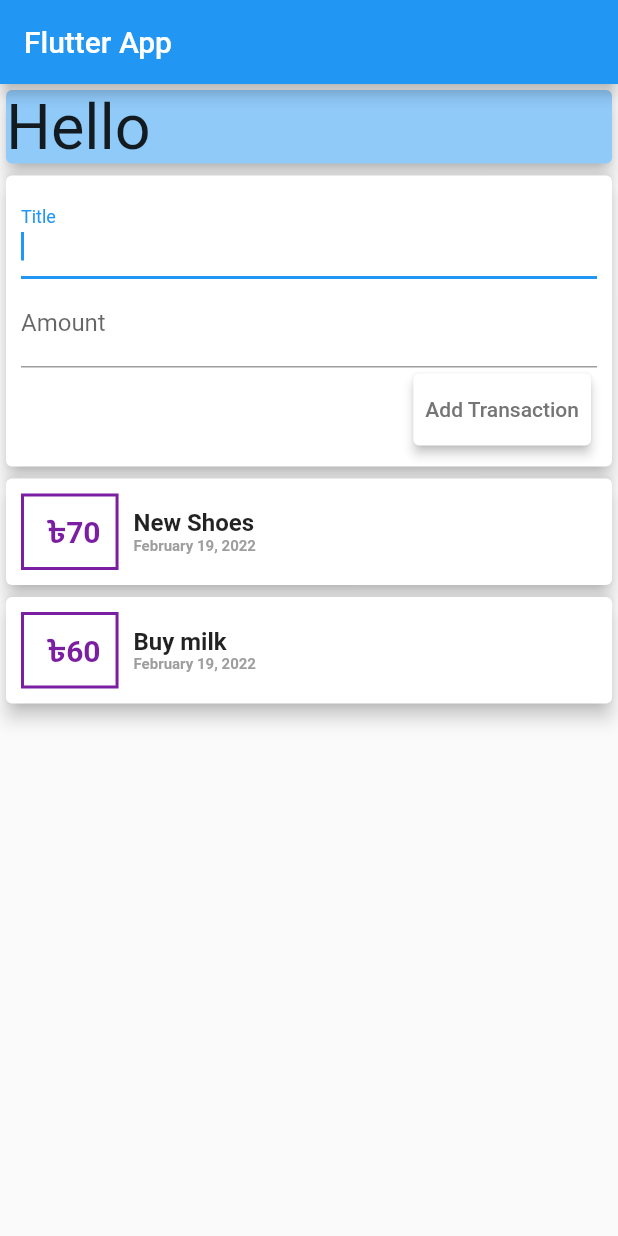
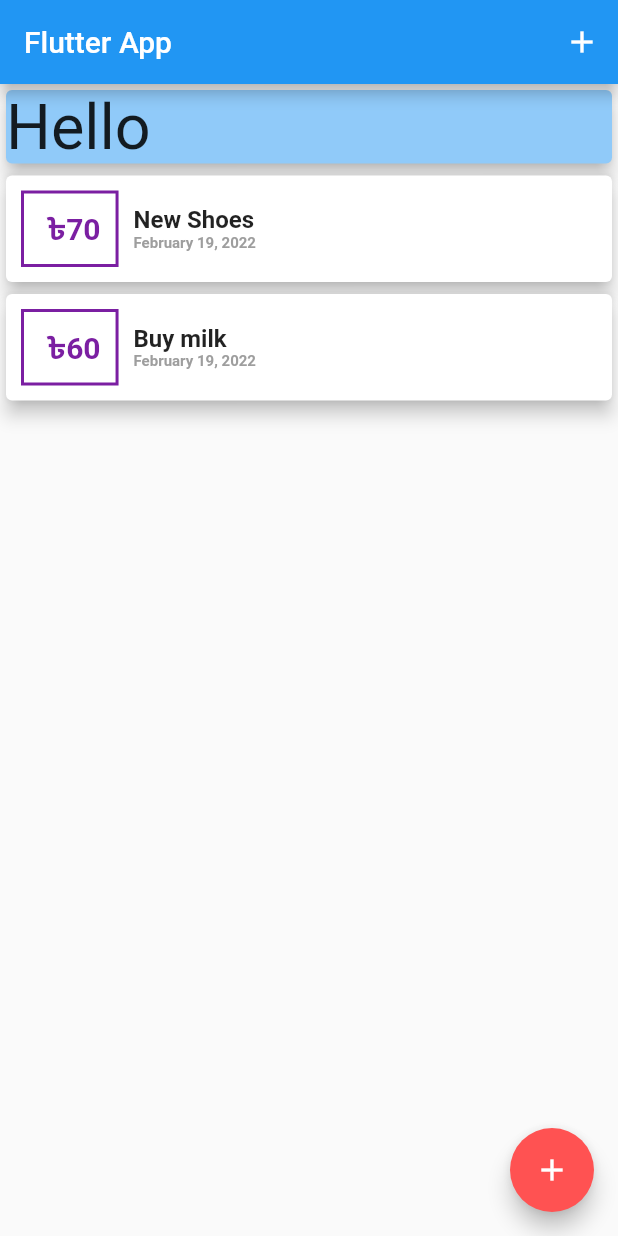
Before and after one commit to Ismail-Ai404/Expenses-app, a Flutter app: the screen it shows after launch, on a phone screen of 412 x 824 dp. Run offline on Flutter 3.47's test engine with Material 2 defaults, Android fonts, the phone set to English and light mode, and no system bars.

Commit message:
New way to enter inputs

```diff
--- a/expenses_app/lib/main.dart
+++ b/expenses_app/lib/main.dart
@@ -1,7 +1,6 @@
 import 'package:first_app/models/transaction.dart';
 import 'package:first_app/widgets/new_transactions.dart';
 import 'package:first_app/widgets/transaction_list.dart';
-import 'package:first_app/widgets/user_transaction.dart';
 import 'package:flutter/material.dart';
 
 void main() => runApp(MyApp());
@@ -16,9 +15,51 @@ class MyApp extends StatelessWidget {
   }
 }
 
-class MyHomePage extends StatelessWidget {
-  final tittleController = TextEditingController();
-  final amountController = TextEditingController();
+class MyHomePage extends StatefulWidget {
+  @override
+  State<MyHomePage> createState() => _MyHomePageState();
+}
+
+class _MyHomePageState extends State<MyHomePage> {
+  final List<Transaction> _userTransactions = [
+    Transaction(
+      id: 't1',
+      title: 'New Shoes',
+      amount: 69.99,
+      date: DateTime.now(),
+    ),
+    Transaction(
+      id: 't2',
+      title: 'Buy milk',
+      amount: 59.99,
+      date: DateTime.now(),
+    ),
+  ];
+
+  void _addNewTransaction(String txTitle, double txAmount) {
+    final newTx = Transaction(
+      id: DateTime.now().toString(),
+      title: txTitle,
+      amount: txAmount,
+      date: DateTime.now(),
+    );
+
+    setState(() {
+      _userTransactions.add(newTx);
+    });
+  }
+
+  void _startAddNewTransaction(BuildContext ctx) {
+    showModalBottomSheet(
+      context: ctx,
+      builder: (_) {
+        return GestureDetector(
+            onTap: () {},
+            behavior: HitTestBehavior.opaque,
+            child: NewTransactions(_addNewTransaction));
+      },
+    );
+  }
 
   @override
   Widget build(BuildContext context) {
@@ -28,6 +69,11 @@ class MyHomePage extends StatelessWidget {
           'Flutter App',
           textAlign: TextAlign.center,
         ),
+        actions: [
+          IconButton(
+              onPressed: () => _startAddNewTransaction(context),
+              icon: Icon(Icons.add))
+        ],
       ),
       body: SingleChildScrollView(
         child: Column(
@@ -45,8 +91,8 @@ class MyHomePage extends StatelessWidget {
               ),
               elevation: 5,
             ),
+            TransactionList(_userTransactions),
 
-            UserTransactions(),
             // Container(
             //   width: 120,
             //   child: Card(
@@ -61,6 +107,11 @@ class MyHomePage extends StatelessWidget {
           ],
         ),
       ),
+      floatingActionButton: FloatingActionButton(
+          child: Icon(Icons.add),
+          onPressed: () => _startAddNewTransaction(context),
+          backgroundColor: Colors.redAccent,
+          focusColor: Colors.white38),
     );
   }
 }
--- a/expenses_app/lib/widgets/new_transactions.dart
+++ b/expenses_app/lib/widgets/new_transactions.dart
@@ -1,11 +1,18 @@
 import 'package:flutter/material.dart';
 
-class NewTransactions extends StatelessWidget {
-  final titleController = TextEditingController();
-  final amountController = TextEditingController();
+class NewTransactions extends StatefulWidget {
   final Function addTx;
 
   NewTransactions(this.addTx);
+
+  @override
+  State<NewTransactions> createState() => _NewTransactionsState();
+}
+
+class _NewTransactionsState extends State<NewTransactions> {
+  final titleController = TextEditingController();
+
+  final amountController = TextEditingController();
 
   @override
   Widget build(BuildContext context) {
@@ -15,7 +22,7 @@ class NewTransactions extends StatelessWidget {
         padding: EdgeInsets.all(10),
         child: Column(crossAxisAlignment: CrossAxisAlignment.end, children: [
           TextField(
-            autofocus: true,
+            autofocus: false,
             decoration: InputDecoration(labelText: 'Title'),
             controller: titleController,
             onSubmitted: (_) => submitData(),
@@ -49,7 +56,7 @@ class NewTransactions extends StatelessWidget {
 
     if (enteredTitle.isEmpty || enteredAmount < 0) return;
 
-    addTx(
+    widget.addTx(
       enteredTitle,
       enteredAmount,
     );
--- a/expenses_app/lib/widgets/user_transaction.dart
+++ /dev/null
@@ -1,49 +0,0 @@
-import 'package:flutter/material.dart';
-import './new_transactions.dart';
-import './transaction_list.dart';
-import '../models/transaction.dart';
-
-class UserTransactions extends StatefulWidget {
-  @override
-  _UserTransactionsState createState() => _UserTransactionsState();
-}
-
-class _UserTransactionsState extends State<UserTransactions> {
-  final List<Transaction> _userTransactions = [
-    Transaction(
-      id: 't1',
-      title: 'New Shoes',
-      amount: 69.99,
-      date: DateTime.now(),
-    ),
-    Transaction(
-      id: 't2',
-      title: 'Buy milk',
-      amount: 59.99,
-      date: DateTime.now(),
-    ),
-  ];
-
-  void _addNewTransaction(String txTitle, double txAmount) {
-    final newTx = Transaction(
-      id: DateTime.now().toString(),
-      title: txTitle,
-      amount: txAmount,
-      date: DateTime.now(),
-    );
-
-    setState(() {
-      _userTransactions.add(newTx);
-    });
-  }
-
-  @override
-  Widget build(BuildContext context) {
-    return Column(
-      children: [
-        NewTransactions(_addNewTransaction),
-        TransactionList(_userTransactions)
-      ],
-    );
-  }
-}
```
